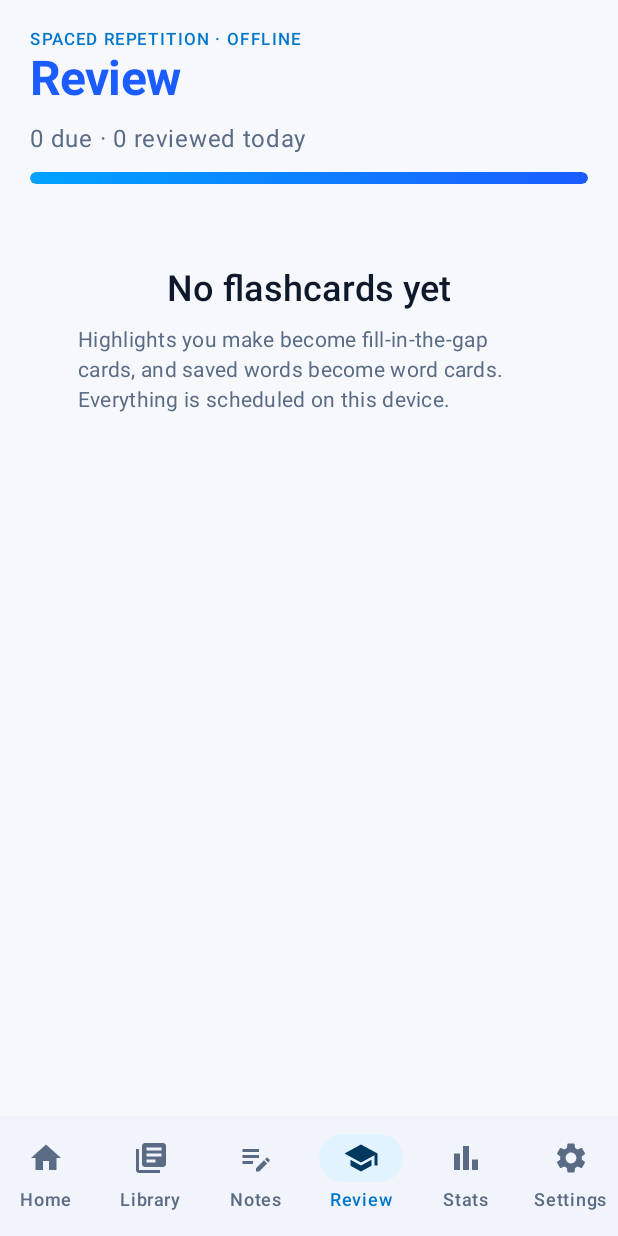
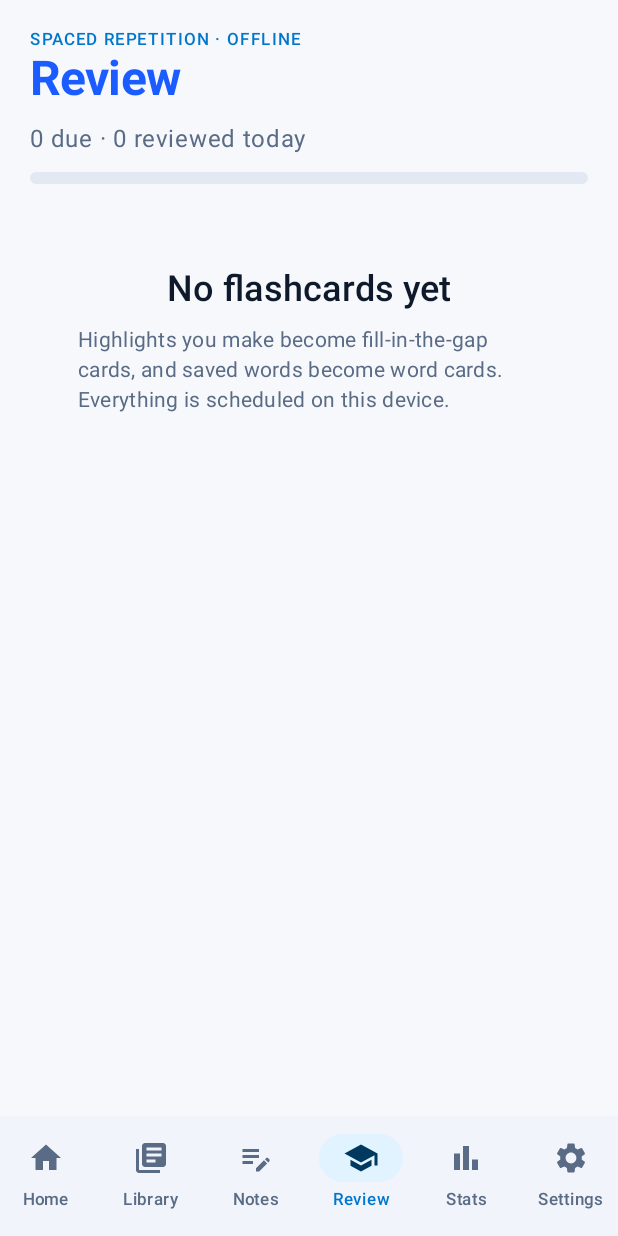
Before and after one commit to kalakondaaravind-boop/kar-reader-android, an Android app built with Jetpack Compose: the ReviewScreen screen opened through its navigation route, on a phone screen of 412 x 824 dp. Run offline under Robolectric (Android 15) with nearby library versions, the phone set to English and light mode, and no system bars; our stand-ins replace Dagger/Hilt's generated code, Room's generated code, navigation suite; 2 statements that could not run were skipped.

Commit message:
Keep content below the status bar; single-line nav labels; empty review bar
Co-Authored-By: Claude Opus 5.5 <noreply@anthropic.com>
Claude-Session: https://claude.ai/code/session_017g6UP9XqHvU6CWvDy28ZMA

```diff
--- a/app/src/main/java/com/kar/reader/ui/AppRoot.kt
+++ b/app/src/main/java/com/kar/reader/ui/AppRoot.kt
@@ -9,6 +9,9 @@ import androidx.compose.foundation.layout.Arrangement
 import androidx.compose.foundation.layout.Box
 import androidx.compose.foundation.layout.Column
 import androidx.compose.foundation.layout.Spacer
+import androidx.compose.foundation.layout.WindowInsets
+import androidx.compose.foundation.layout.statusBars
+import androidx.compose.foundation.layout.windowInsetsPadding
 import androidx.compose.foundation.layout.fillMaxSize
 import androidx.compose.foundation.layout.height
 import androidx.compose.foundation.layout.padding
@@ -197,7 +200,7 @@ private fun MainNavigation(activity: FragmentActivity, settings: AppSettings, de
                     selected = route == item.route,
                     onClick = { nav.navigateTop(item.route) },
                     icon = { Icon(item.icon, contentDescription = null) },
-                    label = { Text(item.label) },
+                    label = { Text(item.label, maxLines = 1, softWrap = false, overflow = androidx.compose.ui.text.style.TextOverflow.Clip, fontSize = 11.sp) },
                 )
             }
         },
@@ -205,6 +208,8 @@ private fun MainNavigation(activity: FragmentActivity, settings: AppSettings, de
         val eink = settings.einkMode
         NavHost(
             navController = nav,
+            // Keep content clear of the status bar (the app draws edge to edge).
+            modifier = Modifier.windowInsetsPadding(WindowInsets.statusBars),
             startDestination = Routes.HOME,
             enterTransition = { if (eink) EnterTransition.None else fadeIn() },
             exitTransition = { if (eink) ExitTransition.None else fadeOut() },
--- a/app/src/main/java/com/kar/reader/ui/review/ReviewScreen.kt
+++ b/app/src/main/java/com/kar/reader/ui/review/ReviewScreen.kt
@@ -125,7 +125,7 @@ fun ReviewScreen(vm: ReviewViewModel = hiltViewModel()) {
                 Text("${state.due.size} due · ${state.reviewedToday} reviewed today", Modifier.weight(1f), color = MaterialTheme.colorScheme.onSurfaceVariant)
                 if (state.streak > 0) Text("${state.streak}-day reading streak", color = MaterialTheme.colorScheme.secondary, fontWeight = FontWeight.SemiBold)
             }
-            GlossyProgress(if (sessionTotal == 0) 1f else state.reviewedToday.toFloat() / sessionTotal, Modifier.fillMaxWidth().padding(vertical = 10.dp))
+            GlossyProgress(if (sessionTotal == 0) 0f else state.reviewedToday.toFloat() / sessionTotal, Modifier.fillMaxWidth().padding(vertical = 10.dp))
             Spacer(Modifier.height(12.dp))
             when {
                 !state.loaded -> Unit
```
